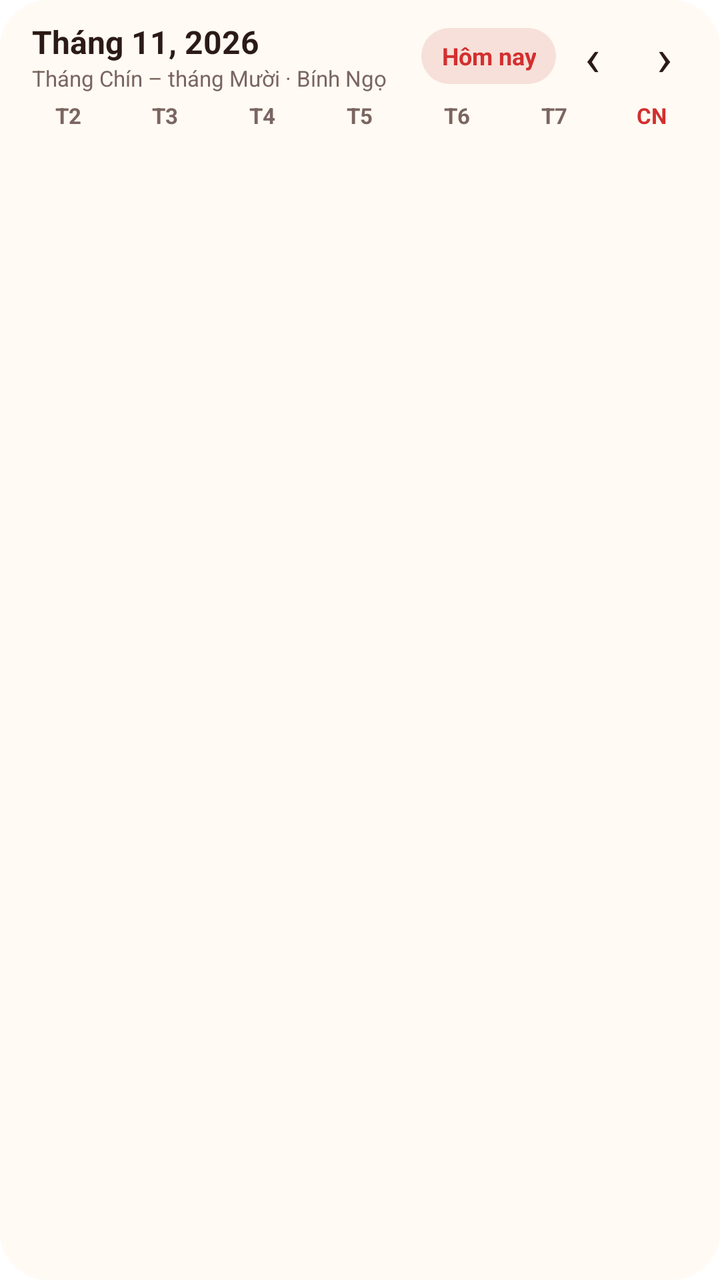
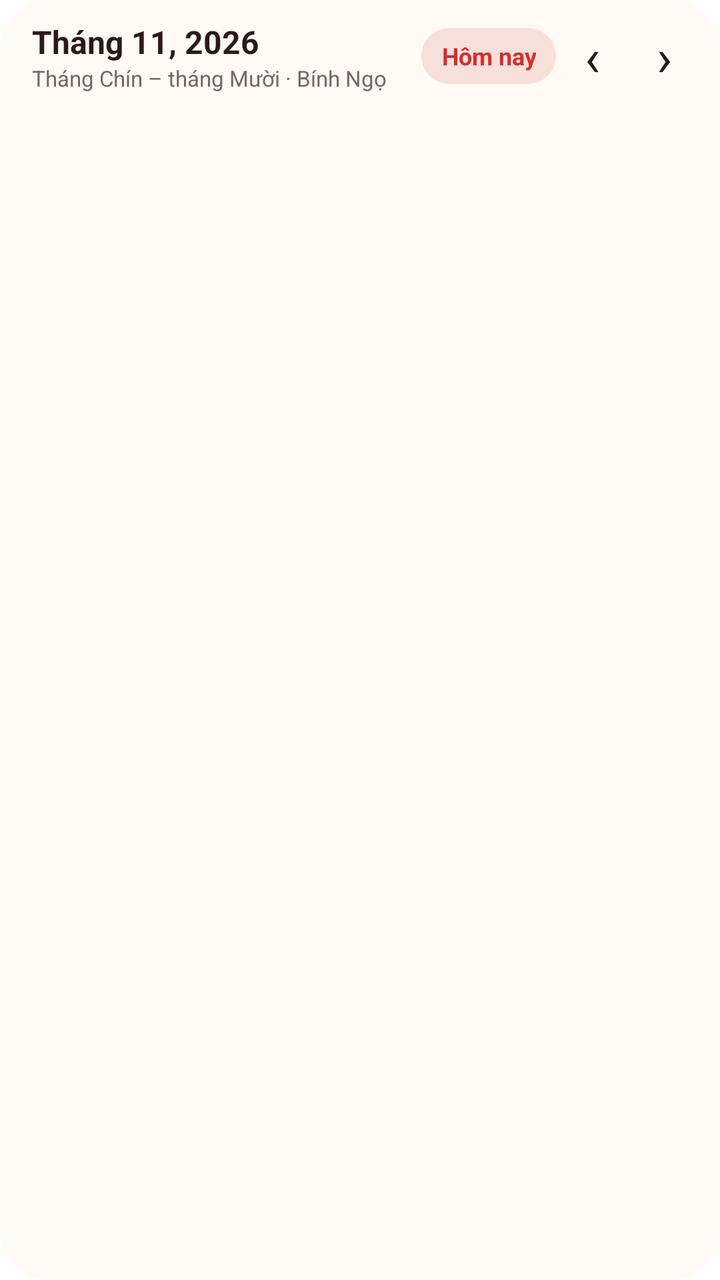

An Android layout rendered at two revisions. The XML below is the earlier revision; the diff shows what the commit changed to produce the second picture.
<!-- AndroidManifest.xml: fallback theme Theme.MaterialComponents.DayNight.NoActionBar -->
<!-- res/layout/widget_month.xml -->
<?xml version="1.0" encoding="utf-8"?>
<LinearLayout xmlns:android="http://schemas.android.com/apk/res/android"
    android:layout_width="match_parent"
    android:layout_height="match_parent"
    android:background="@drawable/widget_month_bg"
    android:orientation="vertical"
    android:padding="10dp">

    <LinearLayout
        android:layout_width="match_parent"
        android:layout_height="wrap_content"
        android:gravity="center_vertical"
        android:orientation="horizontal">

        <LinearLayout
            android:id="@+id/title_area"
            android:layout_width="0dp"
            android:layout_height="wrap_content"
            android:layout_weight="1"
            android:orientation="vertical"
            android:paddingStart="6dp">

            <TextView
                android:id="@+id/title"
                android:layout_width="wrap_content"
                android:layout_height="wrap_content"
                android:text="Tháng 11, 2026"
                android:textColor="@color/widget_on_surface"
                android:textSize="16sp"
                android:textStyle="bold" />

            <TextView
                android:id="@+id/subtitle"
                android:layout_width="wrap_content"
                android:layout_height="wrap_content"
                android:ellipsize="end"
                android:maxLines="1"
                android:text="Tháng Chín – tháng Mười · Bính Ngọ"
                android:textColor="@color/widget_muted"
                android:textSize="11sp" />
        </LinearLayout>

        <TextView
            android:id="@+id/today"
            android:layout_width="wrap_content"
            android:layout_height="28dp"
            android:background="@drawable/widget_chip_bg"
            android:gravity="center"
            android:paddingStart="10dp"
            android:paddingEnd="10dp"
            android:text="Hôm nay"
            android:textColor="@color/widget_red"
            android:textSize="12sp"
            android:textStyle="bold" />

        <TextView
            android:id="@+id/prev"
            android:layout_width="36dp"
            android:layout_height="36dp"
            android:contentDescription="Tháng trước"
            android:gravity="center"
            android:text="‹"
            android:textColor="@color/widget_on_surface"
            android:textSize="26sp" />

        <TextView
            android:id="@+id/next"
            android:layout_width="36dp"
            android:layout_height="36dp"
            android:contentDescription="Tháng sau"
            android:gravity="center"
            android:text="›"
            android:textColor="@color/widget_on_surface"
            android:textSize="26sp" />
    </LinearLayout>

    <LinearLayout
        android:layout_width="match_parent"
        android:layout_height="wrap_content"
        android:layout_marginTop="4dp"
        android:orientation="horizontal">

        <TextView style="@style/WidgetWeekday" android:text="T2" />
        <TextView style="@style/WidgetWeekday" android:text="T3" />
        <TextView style="@style/WidgetWeekday" android:text="T4" />
        <TextView style="@style/WidgetWeekday" android:text="T5" />
        <TextView style="@style/WidgetWeekday" android:text="T6" />
        <TextView style="@style/WidgetWeekday" android:text="T7" />
        <TextView style="@style/WidgetWeekday" android:text="CN" android:textColor="@color/widget_red" />
    </LinearLayout>

    
    <LinearLayout
        android:id="@+id/grid"
        android:layout_width="match_parent"
        android:layout_height="0dp"
        android:layout_weight="1"
        android:orientation="vertical" />
</LinearLayout>
<!-- resources referenced by this layout -->
<resources>
  <color name="widget_muted">#7A6560</color>
  <color name="widget_on_surface">#2B1A16</color>
  <color name="widget_red">#D32F2F</color>
  <!-- drawable widget_chip_bg (drawable) -->
  <?xml version="1.0" encoding="utf-8"?>
  <shape xmlns:android="http://schemas.android.com/apk/res/android" android:shape="rectangle">
      <solid android:color="@color/widget_chip" />
      <corners android:radius="14dp" />
  </shape>
  <!-- drawable widget_month_bg (drawable) -->
  <?xml version="1.0" encoding="utf-8"?>
  <shape xmlns:android="http://schemas.android.com/apk/res/android" android:shape="rectangle">
      <solid android:color="@color/widget_surface" />
      <corners android:radius="24dp" />
  </shape>
  <style name="WidgetWeekday">
          <item name="android:layout_width">0dp</item>
          <item name="android:layout_height">wrap_content</item>
          <item name="android:layout_weight">1</item>
          <item name="android:gravity">center</item>
          <item name="android:textSize">11sp</item>
          <item name="android:textStyle">bold</item>
          <item name="android:textColor">@color/widget_muted</item>
      </style>
  <color name="widget_chip">#1FB3261E</color>
  <color name="widget_surface">#F2FFFAF3</color>
</resources>

<!-- the commit's change to res/layout/widget_month.xml (unified diff, before → after) -->
@@ -74,20 +74,13 @@
             android:textSize="26sp" />
     </LinearLayout>
 
+    
     <LinearLayout
+        android:id="@+id/weekdays"
         android:layout_width="match_parent"
         android:layout_height="wrap_content"
         android:layout_marginTop="4dp"
-        android:orientation="horizontal">
-
-        <TextView style="@style/WidgetWeekday" android:text="T2" />
-        <TextView style="@style/WidgetWeekday" android:text="T3" />
-        <TextView style="@style/WidgetWeekday" android:text="T4" />
-        <TextView style="@style/WidgetWeekday" android:text="T5" />
-        <TextView style="@style/WidgetWeekday" android:text="T6" />
-        <TextView style="@style/WidgetWeekday" android:text="T7" />
-        <TextView style="@style/WidgetWeekday" android:text="CN" android:textColor="@color/widget_red" />
-    </LinearLayout>
+        android:orientation="horizontal" />
 
     
     <LinearLayout
<!-- resource entries referenced after the edit -->
@@ -15,15 +15,6 @@
       <solid android:color="@color/widget_surface" />
       <corners android:radius="24dp" />
   </shape>
-  <style name="WidgetWeekday">
-          <item name="android:layout_width">0dp</item>
-          <item name="android:layout_height">wrap_content</item>
-          <item name="android:layout_weight">1</item>
-          <item name="android:gravity">center</item>
-          <item name="android:textSize">11sp</item>
-          <item name="android:textStyle">bold</item>
-          <item name="android:textColor">@color/widget_muted</item>
-      </style>
   <color name="widget_chip">#1FB3261E</color>
   <color name="widget_surface">#F2FFFAF3</color>
 </resources>
